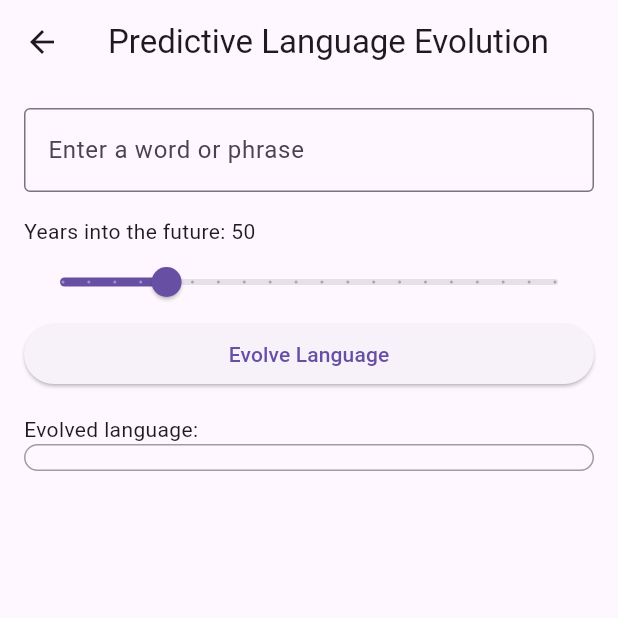
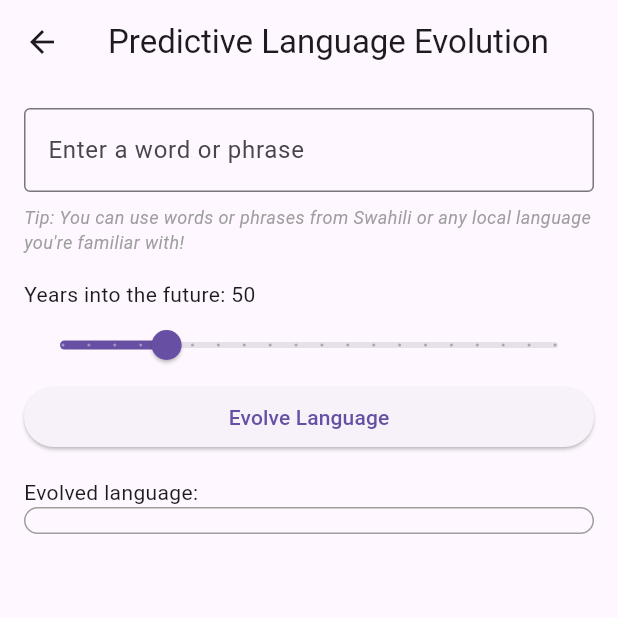
Before and after one commit to bimri/kemet-III, a Flutter app: the PredictiveLanguageEvolution screen opened directly, on a phone screen of 412 x 824 dp, the top half of it. Run offline on Flutter 3.47's test engine with Material 3 defaults, Android fonts, the phone set to English and light mode, and no system bars; our stand-ins replace firebase_core, flutter_markdown, flutter_riverpod, google_generative_ai, hive_flutter; accounts and stored records are empty.

Commit message:
UI cleanup

```diff
--- a/lib/views/predictive_language_evolution.dart
+++ b/lib/views/predictive_language_evolution.dart
@@ -21,7 +21,9 @@ class _PredictiveLanguageEvolutionState
     final evolvedLanguage = ref.watch(languageEvolutionProvider);
 
     return Scaffold(
-      appBar: AppBar(title: const Text('Predictive Language Evolution')),
+      appBar: AppBar(
+        title: const Text('Predictive Language Evolution'),
+      ),
       body: SafeArea(
         child: SingleChildScrollView(
           child: Padding(
@@ -33,11 +35,25 @@ class _PredictiveLanguageEvolutionState
                   controller: _wordController,
                   decoration: const InputDecoration(
                     labelText: 'Enter a word or phrase',
+                    hintText: 'Try in Swahili or any local language you fully understand',
                     border: OutlineInputBorder(),
                   ),
                 ),
+                const SizedBox(height: 8),
+                const Text(
+                  'Tip: You can use words or phrases from Swahili or any local language you\'re familiar with!',
+                  style: TextStyle(
+                    fontSize: 12,
+                    fontStyle: FontStyle.italic,
+                    color: Colors.grey,
+                  ),
+                ),
                 const SizedBox(height: 16),
-                Text('Years into the future: $_yearsFuture'),
+                Semantics(
+                  label: 'Years into the future',
+                  value: '$_yearsFuture',
+                  child: Text('Years into the future: $_yearsFuture'),
+                ),
                 Slider(
                   min: 10,
                   max: 200,
@@ -49,6 +65,7 @@ class _PredictiveLanguageEvolutionState
                       _yearsFuture = value.round();
                     });
                   },
+                  semanticFormatterCallback: (double value) => '${value.round()} years',
                 ),
                 ElevatedButton(
                   onPressed: () {
@@ -66,6 +83,8 @@ class _PredictiveLanguageEvolutionState
                     border: Border.all(color: Colors.grey),
                     borderRadius: BorderRadius.circular(16),
                   ),
+                  child: Semantics(
+                    label: 'Evolved language result',
                     child: MarkdownBody(
                       data: evolvedLanguage,
                       styleSheet: MarkdownStyleSheet(
@@ -73,13 +92,14 @@ class _PredictiveLanguageEvolutionState
                           fontSize: 24.0,
                           fontWeight: FontWeight.bold,
                           color: Colors.brown,
-                        fontFamily: 'Roboto', // Font to be specified
+                          fontFamily: 'Roboto',
                           decoration: TextDecoration.underline,
                         ),
                         p: const TextStyle(
                           fontSize: 16.0,
                           color: Colors.black,
-                        letterSpacing: 1.2, // Adjust letter spacing
+                          letterSpacing: 1.2,
+                        ),
                       ),
                     ),
                   ),
```
Lines whose indentation alone changed are shown as unchanged.
